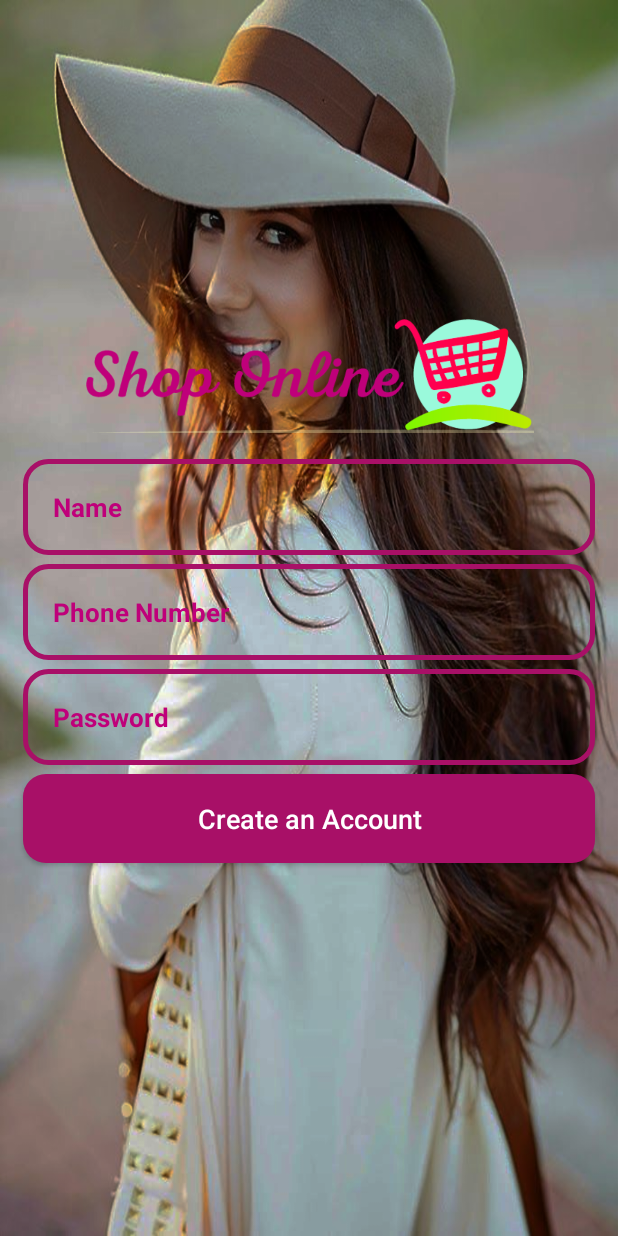
After one commit to Abanoub-Asaad/eCommerce-OnlineShopping, an Android app: the RegisterActivity screen opened directly, with no data from a screen before it, on a phone screen of 412 x 824 dp. The commit adds this screen. Run offline under Robolectric (Android 15) with nearby library versions, the phone set to English and light mode, and no system bars.

Commit message:
Create and Design Register Activity

```diff
--- a/ECommerce/app/src/main/AndroidManifest.xml
+++ b/ECommerce/app/src/main/AndroidManifest.xml
@@ -9,7 +9,8 @@
         android:roundIcon="@mipmap/ic_launcher_round"
         android:supportsRtl="true"
         android:theme="@style/AppTheme">
-        <activity android:name=".loginActivity"></activity>
+        <activity android:name=".RegisterActivity"></activity>
+        <activity android:name=".loginActivity" />
         <activity android:name=".MainActivity">
             <intent-filter>
                 <action android:name="android.intent.action.MAIN" />
--- a/ECommerce/app/src/main/java/com/example/e_commerce/MainActivity.java
+++ b/ECommerce/app/src/main/java/com/example/e_commerce/MainActivity.java
@@ -17,7 +17,7 @@ public class MainActivity extends AppCompatActivity {
         super.onCreate(savedInstanceState);
         setContentView(R.layout.activity_main);
 
-        Toast.makeText(MainActivity.this, "Made by: Abanoub Asaad",Toast.LENGTH_LONG).show();
+        //Toast.makeText(MainActivity.this, "Made by: Abanoub Asaad",Toast.LENGTH_LONG).show();
 
         joinNowButton = (Button) findViewById(R.id.main_join_now_btn);
         loginbutton = (Button) findViewById(R.id.main_login_btn);
@@ -30,5 +30,13 @@ public class MainActivity extends AppCompatActivity {
             }
         });
 
+        joinNowButton.setOnClickListener(new View.OnClickListener() {
+            @Override
+            public void onClick(View v) {
+                Intent intent  = new Intent(MainActivity.this, RegisterActivity.class);
+                startActivity(intent);
+            }
+        });
+
     }
 }
--- /dev/null
+++ b/ECommerce/app/src/main/java/com/example/e_commerce/RegisterActivity.java
@@ -0,0 +1,26 @@
+package com.example.e_commerce;
+
+import androidx.appcompat.app.AppCompatActivity;
+
+import android.os.Bundle;
+import android.widget.Button;
+import android.widget.EditText;
+
+public class RegisterActivity extends AppCompatActivity {
+
+    private Button createAccountButton;
+    private EditText inputName, inputPhoneNumber, inputPassword;
+
+    @Override
+    protected void onCreate(Bundle savedInstanceState) {
+        super.onCreate(savedInstanceState);
+        setContentView(R.layout.activity_register);
+
+        createAccountButton = (Button)findViewById(R.id.register_btn);
+        inputName = (EditText) findViewById(R.id.register_username_input);
+        inputPhoneNumber = (EditText) findViewById(R.id.register_phone_input);
+        inputPassword = (EditText) findViewById(R.id.register_password_input);
+
+
+    }
+}
--- a/ECommerce/app/src/main/java/com/example/e_commerce/loginActivity.java
+++ b/ECommerce/app/src/main/java/com/example/e_commerce/loginActivity.java
@@ -3,12 +3,21 @@ package com.example.e_commerce;
 import androidx.appcompat.app.AppCompatActivity;
 
 import android.os.Bundle;
+import android.widget.Button;
+import android.widget.EditText;
 
 public class loginActivity extends AppCompatActivity {
+
+    private Button loginButton;
+    private EditText phoneNumberEditText, passwordEditText ;
 
     @Override
     protected void onCreate(Bundle savedInstanceState) {
         super.onCreate(savedInstanceState);
         setContentView(R.layout.activity_login);
+
+        loginButton = (Button) findViewById(R.id.login_btn);
+        phoneNumberEditText = (EditText) findViewById(R.id.login_phone_number_input);
+        passwordEditText = (EditText) findViewById(R.id.login_password_input);
     }
 }
--- /dev/null
+++ b/ECommerce/app/src/main/res/layout/activity_register.xml
@@ -0,0 +1,84 @@
+<?xml version="1.0" encoding="utf-8"?>
+<RelativeLayout xmlns:android="http://schemas.android.com/apk/res/android"
+    xmlns:app="http://schemas.android.com/apk/res-auto"
+    xmlns:tools="http://schemas.android.com/tools"
+    android:layout_width="match_parent"
+    android:layout_height="match_parent"
+    android:background="@drawable/register"
+    tools:context=".RegisterActivity">
+
+    <Button
+
+        android:id="@+id/register_btn"
+        android:layout_width="match_parent"
+        android:layout_height="wrap_content"
+        android:layout_marginLeft="15dp"
+        android:layout_marginRight="15dp"
+        android:background="@drawable/buttons"
+        android:layout_below="@+id/register_password_input"
+        android:padding="17dp"
+        android:layout_marginTop="6dp"
+        android:text="Create an Account"
+        android:textAllCaps="false"
+        android:textColor="@android:color/white"
+        android:textSize="18sp" />
+
+    <EditText
+        android:id="@+id/register_username_input"
+        android:layout_width="match_parent"
+        android:layout_height="wrap_content"
+        android:layout_below="@+id/register_applogo"
+        android:layout_marginLeft="15dp"
+        android:layout_marginTop="6dp"
+        android:layout_marginRight="15dp"
+        android:background="@drawable/input_design"
+        android:hint="Name"
+        android:padding="20dp"
+        android:textColor="@color/colorPrimaryDark"
+        android:textColorHint="@color/colorPrimary"
+        android:textSize="17sp"
+        android:textStyle="bold" />
+
+    <EditText
+        android:id="@+id/register_phone_input"
+        android:layout_width="match_parent"
+        android:layout_height="wrap_content"
+        android:layout_below="@+id/register_username_input"
+        android:layout_marginLeft="15dp"
+        android:layout_marginTop="6dp"
+        android:layout_marginRight="15dp"
+        android:background="@drawable/input_design"
+        android:hint="Phone Number"
+        android:inputType="number"
+        android:padding="20dp"
+        android:textColor="@color/colorPrimaryDark"
+        android:textColorHint="@color/colorPrimary"
+        android:textSize="17sp"
+        android:textStyle="bold" />
+
+    <EditText
+        android:id="@+id/register_password_input"
+        android:layout_width="match_parent"
+        android:layout_height="wrap_content"
+        android:layout_below="@+id/register_phone_input"
+        android:layout_marginLeft="15dp"
+        android:layout_marginTop="6dp"
+        android:layout_marginRight="15dp"
+        android:background="@drawable/input_design"
+        android:hint="Password"
+        android:padding="20dp"
+        android:textColor="@color/colorPrimaryDark"
+        android:textColorHint="@color/colorPrimary"
+        android:textSize="17sp"
+        android:textStyle="bold" />
+
+    <ImageView
+        android:id="@+id/register_applogo"
+        android:layout_width="300dp"
+        android:layout_height="100dp"
+        android:layout_centerHorizontal="true"
+        android:layout_marginTop="200dp"
+        android:src="@drawable/applogo"></ImageView>
+
+
+</RelativeLayout>
```
Also changed, not shown: ECommerce/app/src/main/res/drawable/abnb.jpg (added).
